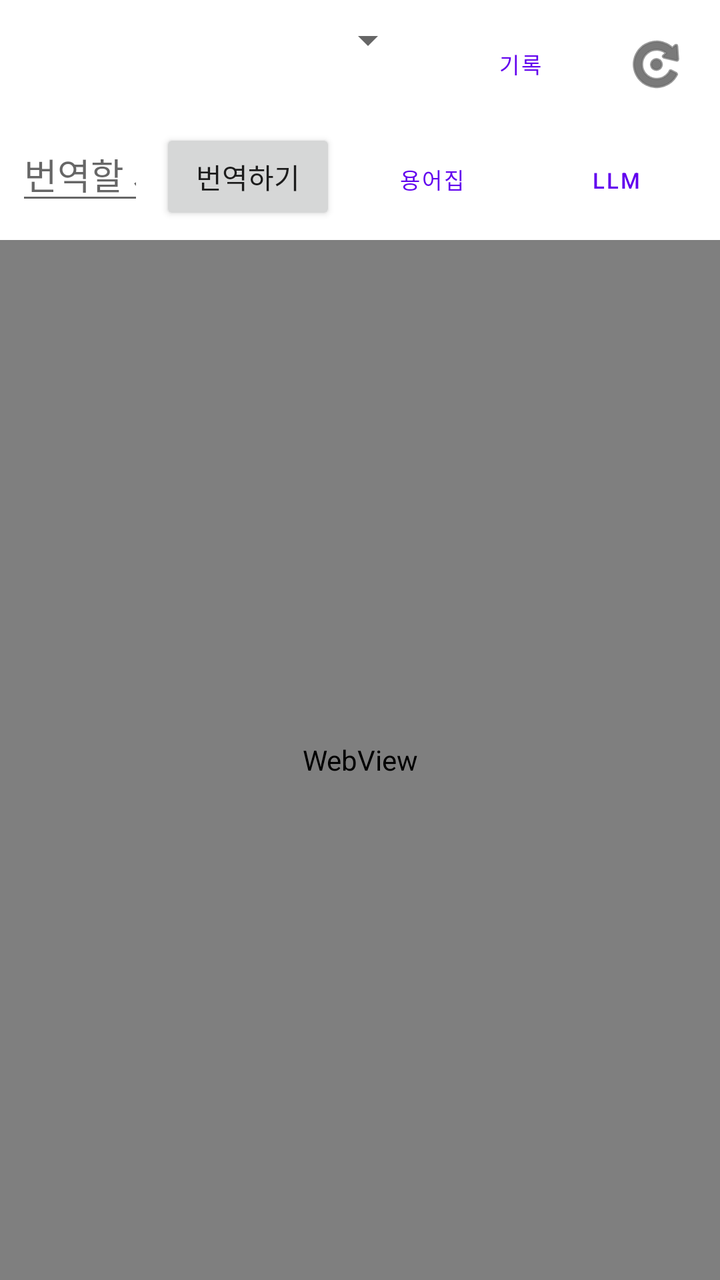
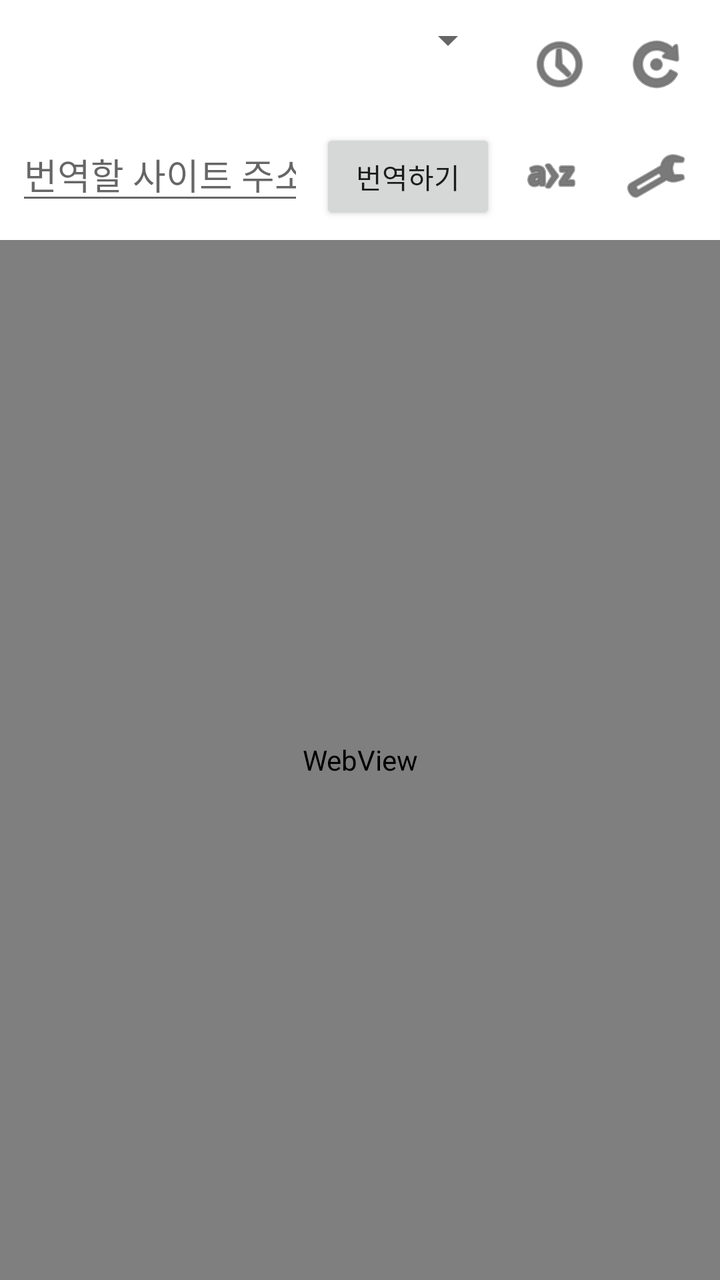

Before-and-after screenshots of an Android layout around one commit, followed by the original layout XML and the change that was made.
<!-- AndroidManifest.xml: application theme Theme.TranslateApp -->
<!-- res/layout/activity_main.xml -->
<?xml version="1.0" encoding="utf-8"?>
<LinearLayout xmlns:android="http://schemas.android.com/apk/res/android"
    android:layout_width="match_parent"
    android:layout_height="match_parent"
    android:orientation="vertical">

    <LinearLayout
        android:layout_width="match_parent"
        android:layout_height="wrap_content"
        android:orientation="horizontal"
        android:paddingStart="8dp"
        android:paddingTop="8dp"
        android:paddingEnd="8dp">

        <Spinner
            android:id="@+id/spinnerSourceLang"
            android:layout_width="0dp"
            android:layout_height="wrap_content"
            android:layout_weight="1" />

        
        <TextView
            android:id="@+id/textTargetLangFixed"
            android:layout_width="wrap_content"
            android:layout_height="wrap_content"
            android:layout_gravity="center_vertical"
            android:paddingStart="4dp"
            android:paddingEnd="4dp" />

        <Button
            android:id="@+id/btnHistory"
            style="@style/Widget.MaterialComponents.Button.TextButton"
            android:layout_width="wrap_content"
            android:layout_height="wrap_content"
            android:text="@string/btn_history"
            android:textSize="11sp" />

        
        <ImageButton
            android:id="@+id/btnCheckUpdate"
            android:layout_width="wrap_content"
            android:layout_height="wrap_content"
            android:background="?attr/selectableItemBackgroundBorderless"
            android:contentDescription="@string/btn_check_update"
            android:padding="8dp"
            android:src="@android:drawable/ic_menu_rotate"
            android:tint="?android:attr/textColorPrimary" />

    </LinearLayout>

    <LinearLayout
        android:layout_width="match_parent"
        android:layout_height="wrap_content"
        android:orientation="horizontal"
        android:padding="8dp">

        <EditText
            android:id="@+id/editUrl"
            android:layout_width="0dp"
            android:layout_height="wrap_content"
            android:layout_weight="1"
            android:hint="@string/hint_url"
            android:imeOptions="actionGo"
            android:inputType="textUri"
            android:singleLine="true" />

        <Button
            android:id="@+id/btnTranslate"
            android:layout_width="wrap_content"
            android:layout_height="wrap_content"
            android:layout_marginStart="8dp"
            android:text="@string/btn_translate" />

        <Button
            android:id="@+id/btnGlossary"
            style="@style/Widget.MaterialComponents.Button.TextButton"
            android:layout_width="wrap_content"
            android:layout_height="wrap_content"
            android:layout_marginStart="4dp"
            android:text="@string/btn_glossary"
            android:textSize="11sp" />

        <Button
            android:id="@+id/btnLlmSettings"
            style="@style/Widget.MaterialComponents.Button.TextButton"
            android:layout_width="wrap_content"
            android:layout_height="wrap_content"
            android:layout_marginStart="4dp"
            android:text="@string/btn_llm_settings"
            android:textSize="11sp" />

    </LinearLayout>

    <ProgressBar
        android:id="@+id/progressBar"
        style="?android:attr/progressBarStyleHorizontal"
        android:layout_width="match_parent"
        android:layout_height="wrap_content"
        android:indeterminate="true"
        android:visibility="gone" />

    <WebView
        android:id="@+id/webView"
        android:layout_width="match_parent"
        android:layout_height="0dp"
        android:layout_weight="1" />

</LinearLayout>
<!-- resources referenced by this layout -->
<resources>
  <string name="btn_check_update">업데이트</string>
  <string name="btn_glossary">용어집</string>
  <string name="btn_history">기록</string>
  <string name="btn_llm_settings">LLM</string>
  <string name="btn_translate">번역하기</string>
  <string name="hint_url">번역할 사이트 주소를 입력하세요</string>
  <style name="Theme.TranslateApp" parent="Theme.MaterialComponents.DayNight.NoActionBar" />
</resources>

<!-- the commit's change to res/layout/activity_main.xml (unified diff, before → after) -->
@@ -27,15 +27,17 @@
             android:paddingStart="4dp"
             android:paddingEnd="4dp" />
 
-        <Button
+        
+        <ImageButton
             android:id="@+id/btnHistory"
-            style="@style/Widget.MaterialComponents.Button.TextButton"
             android:layout_width="wrap_content"
             android:layout_height="wrap_content"
-            android:text="@string/btn_history"
-            android:textSize="11sp" />
+            android:background="?attr/selectableItemBackgroundBorderless"
+            android:contentDescription="@string/btn_history"
+            android:padding="8dp"
+            android:src="@android:drawable/ic_menu_recent_history"
+            android:tint="?android:attr/textColorPrimary" />
 
-        
         <ImageButton
             android:id="@+id/btnCheckUpdate"
             android:layout_width="wrap_content"
@@ -71,23 +73,27 @@
             android:layout_marginStart="8dp"
             android:text="@string/btn_translate" />
 
-        <Button
+        <ImageButton
             android:id="@+id/btnGlossary"
-            style="@style/Widget.MaterialComponents.Button.TextButton"
             android:layout_width="wrap_content"
             android:layout_height="wrap_content"
             android:layout_marginStart="4dp"
-            android:text="@string/btn_glossary"
-            android:textSize="11sp" />
+            android:background="?attr/selectableItemBackgroundBorderless"
+            android:contentDescription="@string/btn_glossary"
+            android:padding="8dp"
+            android:src="@android:drawable/ic_menu_sort_alphabetically"
+            android:tint="?android:attr/textColorPrimary" />
 
-        <Button
+        <ImageButton
             android:id="@+id/btnLlmSettings"
-            style="@style/Widget.MaterialComponents.Button.TextButton"
             android:layout_width="wrap_content"
             android:layout_height="wrap_content"
             android:layout_marginStart="4dp"
-            android:text="@string/btn_llm_settings"
-            android:textSize="11sp" />
+            android:background="?attr/selectableItemBackgroundBorderless"
+            android:contentDescription="@string/btn_llm_settings"
+            android:padding="8dp"
+            android:src="@android:drawable/ic_menu_manage"
+            android:tint="?android:attr/textColorPrimary" />
 
     </LinearLayout>
 
<!-- resource entries referenced after the edit -->
@@ -3,7 +3,7 @@
   <string name="btn_check_update">업데이트</string>
   <string name="btn_glossary">용어집</string>
   <string name="btn_history">기록</string>
-  <string name="btn_llm_settings">LLM</string>
+  <string name="btn_llm_settings">LLM 설정</string>
   <string name="btn_translate">번역하기</string>
   <string name="hint_url">번역할 사이트 주소를 입력하세요</string>
   <style name="Theme.TranslateApp" parent="Theme.MaterialComponents.DayNight.NoActionBar" />
